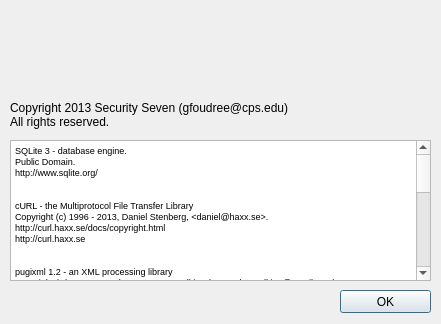
Before: the Qt Designer form USBNinjaGUI/aboutdialog.ui in gfoudree/usbninja, drawn with Qt 5.
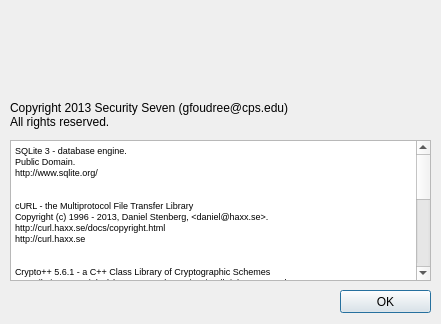
After: the same form once the commit is applied. Icons and pictures are not drawn.

```diff
--- a/USBNinjaGUI/aboutdialog.ui
+++ b/USBNinjaGUI/aboutdialog.ui
@@ -48,12 +48,6 @@
 &lt;p style=&quot; margin-top:0px; margin-bottom:0px; margin-left:0px; margin-right:0px; -qt-block-indent:0; text-indent:0px;&quot;&gt;&lt;span style=&quot; font-size:7pt;&quot;&gt;http://curl.haxx.se&lt;/span&gt;&lt;/p&gt;
 &lt;p style=&quot;-qt-paragraph-type:empty; margin-top:0px; margin-bottom:0px; margin-left:0px; margin-right:0px; -qt-block-indent:0; text-indent:0px; font-size:7pt;&quot;&gt;&lt;br /&gt;&lt;/p&gt;
 &lt;p style=&quot;-qt-paragraph-type:empty; margin-top:0px; margin-bottom:0px; margin-left:0px; margin-right:0px; -qt-block-indent:0; text-indent:0px; font-size:7pt;&quot;&gt;&lt;br /&gt;&lt;/p&gt;
-&lt;p style=&quot; margin-top:0px; margin-bottom:0px; margin-left:0px; margin-right:0px; -qt-block-indent:0; text-indent:0px;&quot;&gt;&lt;span style=&quot; font-size:7pt;&quot;&gt;pugixml 1.2 - an XML processing library&lt;/span&gt;&lt;/p&gt;
-&lt;p style=&quot; margin-top:0px; margin-bottom:0px; margin-left:0px; margin-right:0px; -qt-block-indent:0; text-indent:0px;&quot;&gt;&lt;span style=&quot; font-size:7pt;&quot;&gt;Copyright (C) 2006-2012, by Arseny Kapoulkine (arseny.kapoulkine@gmail.com)&lt;/span&gt;&lt;/p&gt;
-&lt;p style=&quot; margin-top:0px; margin-bottom:0px; margin-left:0px; margin-right:0px; -qt-block-indent:0; text-indent:0px;&quot;&gt;&lt;span style=&quot; font-size:7pt;&quot;&gt;http://opensource.org/licenses/mit-license.html&lt;/span&gt;&lt;/p&gt;
-&lt;p style=&quot; margin-top:0px; margin-bottom:0px; margin-left:0px; margin-right:0px; -qt-block-indent:0; text-indent:0px;&quot;&gt;&lt;span style=&quot; font-size:7pt;&quot;&gt;http://pugixml.org/&lt;/span&gt;&lt;/p&gt;
-&lt;p style=&quot;-qt-paragraph-type:empty; margin-top:0px; margin-bottom:0px; margin-left:0px; margin-right:0px; -qt-block-indent:0; text-indent:0px; font-size:7pt;&quot;&gt;&lt;br /&gt;&lt;/p&gt;
-&lt;p style=&quot;-qt-paragraph-type:empty; margin-top:0px; margin-bottom:0px; margin-left:0px; margin-right:0px; -qt-block-indent:0; text-indent:0px; font-size:7pt;&quot;&gt;&lt;br /&gt;&lt;/p&gt;
 &lt;p style=&quot; margin-top:0px; margin-bottom:0px; margin-left:0px; margin-right:0px; -qt-block-indent:0; text-indent:0px;&quot;&gt;&lt;span style=&quot; font-size:7pt;&quot;&gt;Crypto++ 5.6.1 - a C++ Class Library of Cryptographic Schemes&lt;/span&gt;&lt;/p&gt;
 &lt;p style=&quot; margin-top:0px; margin-bottom:0px; margin-left:0px; margin-right:0px; -qt-block-indent:0; text-indent:0px;&quot;&gt;&lt;span style=&quot; font-size:7pt;&quot;&gt;Compilation Copyright (c) 1995-2010 by Wei Dai.  All rights reserved.&lt;/span&gt;&lt;/p&gt;
 &lt;p style=&quot; margin-top:0px; margin-bottom:0px; margin-left:0px; margin-right:0px; -qt-block-indent:0; text-indent:0px;&quot;&gt;&lt;span style=&quot; font-size:7pt;&quot;&gt;http://www.cryptopp.com/License.txt&lt;/span&gt;&lt;/p&gt;
```
